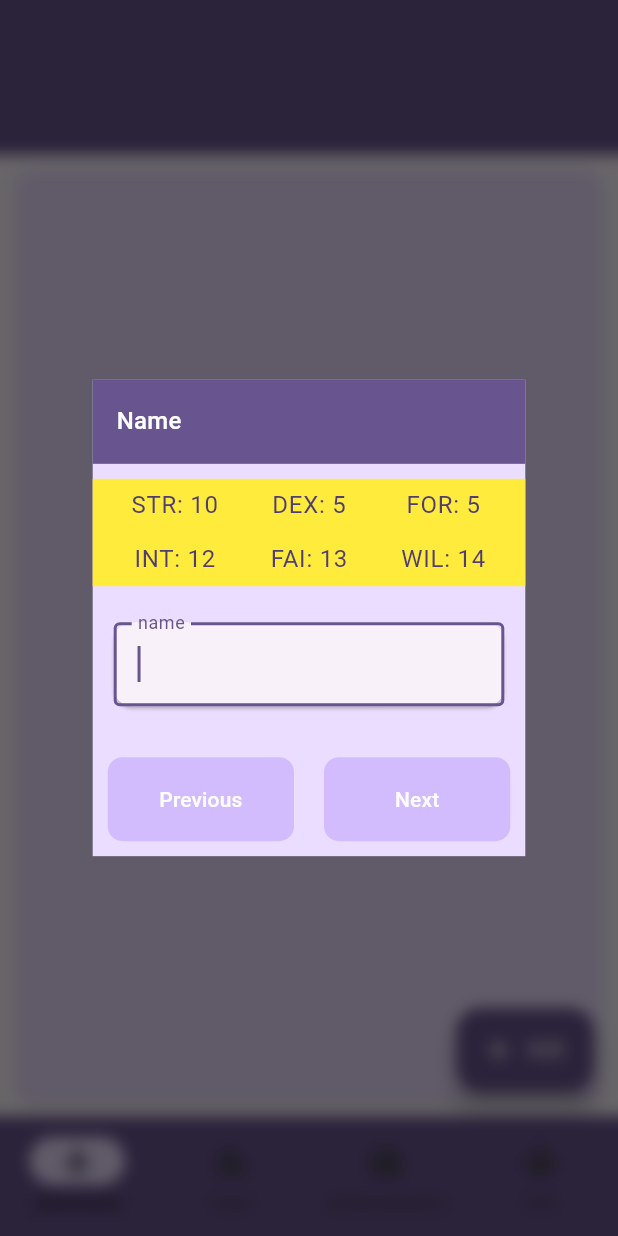
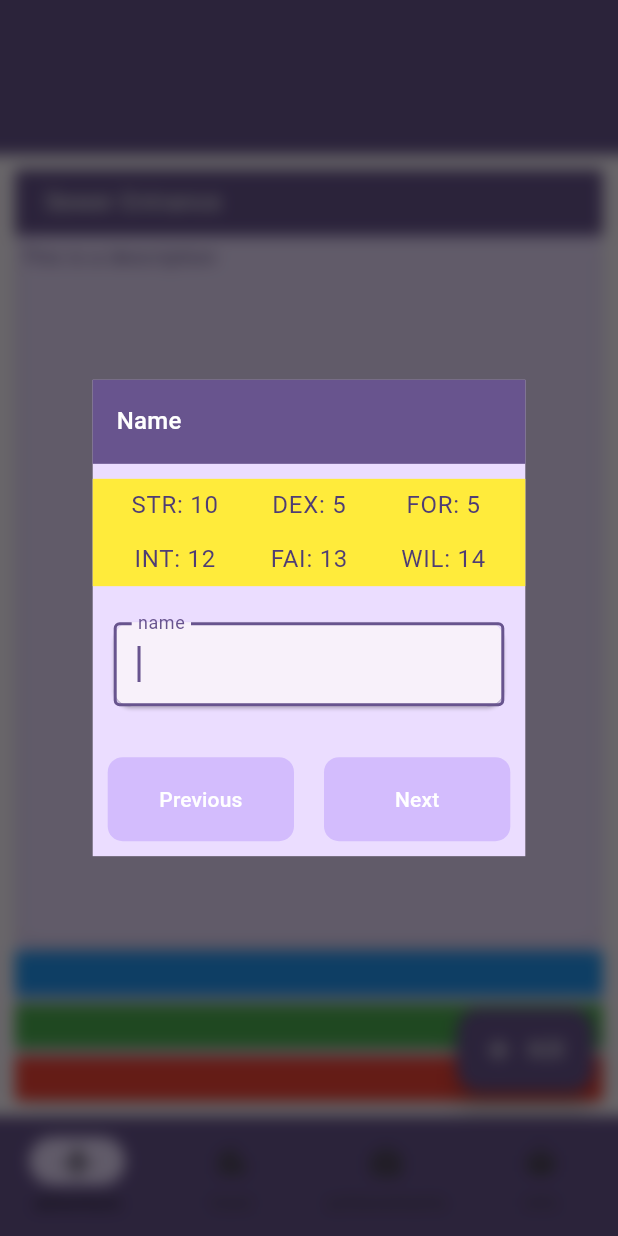
Before and after one commit to Vintral/Hero, a Flutter app: the screen it shows after launch, on a phone screen of 412 x 824 dp. Run offline on Flutter 3.47's test engine with Material 3 defaults, Android fonts, the phone set to English and light mode, and no system bars; our stand-ins replace logger, shared_preferences.

Commit message:
Initial implementation of stories

```diff
--- /dev/null
+++ b/lib/content/sewer.dart
@@ -0,0 +1,31 @@
+import 'package:logger/logger.dart';
+
+import 'package:hero/data/section.dart';
+import 'package:hero/data/story.dart';
+
+class Sewer extends Story {
+  final _logger = Logger();
+
+  Sewer() : super();
+
+  late int _entrance;
+
+  @override
+  void build() {
+    _logger.w("build");
+
+    _entrance = addSection(
+      Section()
+        ..name = "Sewer Entrance"
+        ..description = "This is a description",
+    );
+    current = _entrance;
+  }
+
+  @override
+  void onStart() {
+    super.onStart();
+
+    _logger.f("onStart");
+  }
+}
--- a/lib/screens/game/panes/adventure.dart
+++ b/lib/screens/game/panes/adventure.dart
@@ -1,9 +1,98 @@
 import 'package:flutter/material.dart';
+import 'package:hero/providers/adventure.dart';
 
 import 'package:hero/providers/settings.dart';
+import 'package:logger/logger.dart';
 
-class AdventurePane extends StatelessWidget {
+class AdventurePane extends StatefulWidget {
   const AdventurePane({super.key});
+
+  @override
+  State<AdventurePane> createState() => _AdventurePaneState();
+}
+
+class _AdventurePaneState extends State<AdventurePane> {
+  final _logger = Logger();
+
+  final _adventure = AdventureProvider();
+
+  Widget getHeader() {
+    _logger.t("getHeader");
+
+    var theme = Theme.of(context);
+
+    return Container(
+      color: theme.colorScheme.primary,
+      child: Padding(
+        padding: EdgeInsets.symmetric(
+            horizontal: Settings.gap * 2, vertical: Settings.gap),
+        child: Text(_adventure.section?.name ?? "---",
+            style: Theme.of(context).textTheme.bodyLarge?.copyWith(
+                  color: Theme.of(context).colorScheme.onPrimary,
+                )),
+      ),
+    );
+  }
+
+  Widget getBody() {
+    _logger.t("getBody");
+
+    return Expanded(
+      child: Card(
+        color: Theme.of(context).colorScheme.primaryContainer,
+        child: Text(
+          _adventure.section?.description ?? "---",
+          style: Theme.of(context).textTheme.bodyMedium?.copyWith(
+                color: Theme.of(context).colorScheme.onPrimaryContainer,
+              ),
+        ),
+      ),
+    );
+  }
+
+  Widget getButtons() {
+    _logger.t("getButtons");
+
+    return Column(
+      mainAxisSize: MainAxisSize.min,
+      children: [
+        SizedBox(
+          height: Settings.gap * 3,
+          child: Container(color: Colors.blue),
+        ),
+        SizedBox(height: Settings.gap / 2),
+        SizedBox(
+          height: Settings.gap * 3,
+          child: Container(color: Colors.green),
+        ),
+        SizedBox(height: Settings.gap / 2),
+        SizedBox(
+          height: Settings.gap * 3,
+          child: Container(color: Colors.red),
+        ),
+      ],
+    );
+  }
+
+  Widget getContent() {
+    _logger.t("getContent");
+
+    if (_adventure.section == null) {
+      return Center(
+          child: Text("No Adventures",
+              style: Theme.of(context).textTheme.displaySmall?.copyWith(
+                  color: Theme.of(context).colorScheme.onPrimaryContainer)));
+    }
+
+    return Column(
+      crossAxisAlignment: CrossAxisAlignment.stretch,
+      children: [
+        getHeader(),
+        getBody(),
+        getButtons(),
+      ],
+    );
+  }
 
   @override
   Widget build(BuildContext context) {
@@ -12,10 +101,7 @@ class AdventurePane extends StatelessWidget {
       shadowColor: Theme.of(context).colorScheme.shadow,
       margin: EdgeInsets.all(Settings.gap),
       child: SizedBox.expand(
-        child: Center(
-            child: Text("No Adventures",
-                style: Theme.of(context).textTheme.displaySmall?.copyWith(
-                    color: Theme.of(context).colorScheme.onPrimaryContainer))),
+        child: getContent(),
       ),
     );
   }
```
Also changed, not shown: lib/data/section.dart (added, +26 -0 lines), lib/data/story.dart (added, +45 -0 lines), lib/providers/adventure.dart (+14 -0 lines).
